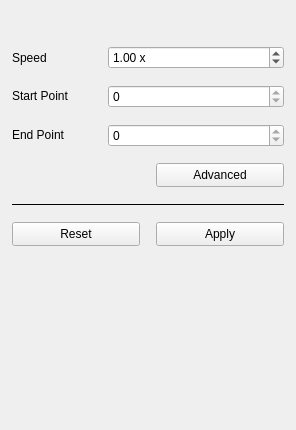
The window that src/MovieMator/src/widgets/avformatproducersimplewidget.ui (hansewu/MovieMator) describes before a commit, drawn with Qt 5.
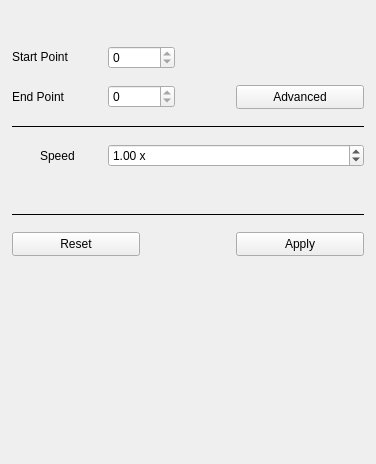
The same window after the commit. Custom widgets are drawn as their Qt base class.

The edit to the form file:
```diff
--- a/src/MovieMator/src/widgets/avformatproducersimplewidget.ui
+++ b/src/MovieMator/src/widgets/avformatproducersimplewidget.ui
@@ -6,8 +6,8 @@
    <rect>
     <x>0</x>
     <y>0</y>
-    <width>296</width>
-    <height>430</height>
+    <width>376</width>
+    <height>464</height>
    </rect>
   </property>
   <property name="windowTitle">
@@ -68,11 +68,226 @@
      <property name="rightMargin">
       <number>12</number>
      </property>
+     <item>
+      <layout class="QHBoxLayout" name="horizontalLayout_6">
+       <property name="spacing">
+        <number>8</number>
+       </property>
+       <item>
+        <widget class="QLabel" name="startPointLabel">
+         <property name="sizePolicy">
+          <sizepolicy hsizetype="Fixed" vsizetype="Fixed">
+           <horstretch>0</horstretch>
+           <verstretch>0</verstretch>
+          </sizepolicy>
+         </property>
+         <property name="minimumSize">
+          <size>
+           <width>88</width>
+           <height>0</height>
+          </size>
+         </property>
+         <property name="maximumSize">
+          <size>
+           <width>16777215</width>
+           <height>16777215</height>
+          </size>
+         </property>
+         <property name="toolTip">
+          <string>Start Point</string>
+         </property>
+         <property name="text">
+          <string>Start Point</string>
+         </property>
+         <property name="alignment">
+          <set>Qt::AlignLeading|Qt::AlignLeft|Qt::AlignVCenter</set>
+         </property>
+        </widget>
+       </item>
+       <item>
+        <widget class="TimeSpinBox" name="startPointSpinBox">
+         <property name="minimumSize">
+          <size>
+           <width>0</width>
+           <height>20</height>
+          </size>
+         </property>
+         <property name="focusPolicy">
+          <enum>Qt::StrongFocus</enum>
+         </property>
+         <property name="alignment">
+          <set>Qt::AlignLeading|Qt::AlignLeft|Qt::AlignVCenter</set>
+         </property>
+         <property name="readOnly">
+          <bool>true</bool>
+         </property>
+         <property name="accelerated">
+          <bool>true</bool>
+         </property>
+         <property name="keyboardTracking">
+          <bool>false</bool>
+         </property>
+         <property name="maximum">
+          <number>2147483647</number>
+         </property>
+        </widget>
+       </item>
+       <item>
+        <spacer name="horizontalSpacer">
+         <property name="orientation">
+          <enum>Qt::Horizontal</enum>
+         </property>
+         <property name="sizeHint" stdset="0">
+          <size>
+           <width>40</width>
+           <height>20</height>
+          </size>
+         </property>
+        </spacer>
+       </item>
+      </layout>
+     </item>
+     <item>
+      <layout class="QHBoxLayout" name="horizontalLayout_2">
+       <property name="spacing">
+        <number>8</number>
+       </property>
+       <item>
+        <widget class="QLabel" name="endPointLabel">
+         <property name="sizePolicy">
+          <sizepolicy hsizetype="Fixed" vsizetype="Fixed">
+           <horstretch>0</horstretch>
+           <verstretch>0</verstretch>
+          </sizepolicy>
+         </property>
+         <property name="minimumSize">
+          <size>
+           <width>88</width>
+           <height>0</height>
+          </size>
+         </property>
+         <property name="maximumSize">
+          <size>
+           <width>16777215</width>
+           <height>16777215</height>
+          </size>
+         </property>
+         <property name="toolTip">
+          <string>End Point</string>
+         </property>
+         <property name="text">
+          <string>End Point</string>
+         </property>
+         <property name="alignment">
+          <set>Qt::AlignLeading|Qt::AlignLeft|Qt::AlignVCenter</set>
+         </property>
+        </widget>
+       </item>
+       <item>
+        <widget class="TimeSpinBox" name="endPointSpinBox">
+         <property name="minimumSize">
+          <size>
+           <width>0</width>
+           <height>20</height>
+          </size>
+         </property>
+         <property name="focusPolicy">
+          <enum>Qt::StrongFocus</enum>
+         </property>
+         <property name="frame">
+          <bool>true</bool>
+         </property>
+         <property name="alignment">
+          <set>Qt::AlignLeading|Qt::AlignLeft|Qt::AlignVCenter</set>
+         </property>
+         <property name="readOnly">
+          <bool>true</bool>
+         </property>
+         <property name="accelerated">
+          <bool>true</bool>
+         </property>
+         <property name="keyboardTracking">
+          <bool>false</bool>
+         </property>
+         <property name="maximum">
+          <number>2147483647</number>
+         </property>
+        </widget>
+       </item>
+       <item>
+        <spacer name="horizontalSpacer_8">
+         <property name="orientation">
+          <enum>Qt::Horizontal</enum>
+         </property>
+         <property name="sizeHint" stdset="0">
+          <size>
+           <width>40</width>
+           <height>20</height>
+          </size>
+         </property>
+        </spacer>
+       </item>
+       <item>
+        <widget class="QPushButton" name="advanced">
+         <property name="sizePolicy">
+          <sizepolicy hsizetype="Fixed" vsizetype="Fixed">
+           <horstretch>0</horstretch>
+           <verstretch>0</verstretch>
+          </sizepolicy>
+         </property>
+         <property name="minimumSize">
+          <size>
+           <width>128</width>
+           <height>24</height>
+          </size>
+         </property>
+         <property name="maximumSize">
+          <size>
+           <width>128</width>
+           <height>24</height>
+          </size>
+         </property>
+         <property name="text">
+          <string>Advanced</string>
+         </property>
+        </widget>
+       </item>
+      </layout>
+     </item>
+     <item>
+      <widget class="Line" name="line_2">
+       <property name="frameShadow">
+        <enum>QFrame::Plain</enum>
+       </property>
+       <property name="orientation">
+        <enum>Qt::Horizontal</enum>
+       </property>
+      </widget>
+     </item>
      <item>
       <layout class="QHBoxLayout" name="horizontalLayout">
        <property name="spacing">
         <number>8</number>
        </property>
+       <item>
+        <widget class="QLabel" name="speedIcon">
+         <property name="minimumSize">
+          <size>
+           <width>20</width>
+           <height>20</height>
+          </size>
+         </property>
+         <property name="maximumSize">
+          <size>
+           <width>20</width>
+           <height>20</height>
+          </size>
+         </property>
+         <property name="text">
+          <string/>
+         </property>
+        </widget>
+       </item>
        <item>
         <widget class="QLabel" name="speedLabel">
          <property name="sizePolicy">
@@ -83,7 +298,7 @@
          </property>
          <property name="minimumSize">
           <size>
-           <width>88</width>
+           <width>60</width>
            <height>0</height>
           </size>
          </property>
@@ -147,181 +362,20 @@
       </layout>
      </item>
      <item>
-      <layout class="QHBoxLayout" name="horizontalLayout_6">
-       <property name="spacing">
-        <number>8</number>
+      <spacer name="verticalSpacer_2">
+       <property name="orientation">
+        <enum>Qt::Vertical</enum>
        </property>
-       <item>
-        <widget class="QLabel" name="startPointLabel">
-         <property name="sizePolicy">
-          <sizepolicy hsizetype="Fixed" vsizetype="Fixed">
-           <horstretch>0</horstretch>
-           <verstretch>0</verstretch>
-          </sizepolicy>
-         </property>
-         <property name="minimumSize">
-          <size>
-           <width>88</width>
-           <height>0</height>
-          </size>
-         </property>
-         <property name="maximumSize">
-          <size>
-           <width>16777215</width>
-           <height>16777215</height>
-          </size>
-         </property>
-         <property name="toolTip">
-          <string>Start Point</string>
-         </property>
-         <property name="text">
-          <string>Start Point</string>
-         </property>
-         <property name="alignment">
-          <set>Qt::AlignLeading|Qt::AlignLeft|Qt::AlignVCenter</set>
-         </property>
-        </widget>
-       </item>
-       <item>
-        <widget class="TimeSpinBox" name="startPointSpinBox">
-         <property name="minimumSize">
-          <size>
-           <width>0</width>
-           <height>20</height>
-          </size>
-         </property>
-         <property name="focusPolicy">
-          <enum>Qt::StrongFocus</enum>
-         </property>
-         <property name="alignment">
-          <set>Qt::AlignLeading|Qt::AlignLeft|Qt::AlignVCenter</set>
-         </property>
-         <property name="readOnly">
-          <bool>true</bool>
-         </property>
-         <property name="accelerated">
-          <bool>true</bool>
-         </property>
-         <property name="keyboardTracking">
-          <bool>false</bool>
-         </property>
-         <property name="maximum">
-          <number>2147483647</number>
-         </property>
-        </widget>
-       </item>
-      </layout>
-     </item>
-     <item>
-      <layout class="QHBoxLayout" name="horizontalLayout_2">
-       <property name="spacing">
-        <number>8</number>
+       <property name="sizeType">
+        <enum>QSizePolicy::Fixed</enum>
        </property>
-       <item>
-        <widget class="QLabel" name="endPointLabel">
-         <property name="sizePolicy">
-          <sizepolicy hsizetype="Fixed" vsizetype="Fixed">
-           <horstretch>0</horstretch>
-           <verstretch>0</verstretch>
-          </sizepolicy>
-         </property>
-         <property name="minimumSize">
-          <size>
-           <width>88</width>
-           <height>0</height>
-          </size>
-         </property>
-         <property name="maximumSize">
-          <size>
-           <width>16777215</width>
-           <height>16777215</height>
-          </size>
-         </property>
-         <property name="toolTip">
-          <string>End Point</string>
-         </property>
-         <property name="text">
-          <string>End Point</string>
-         </property>
-         <property name="alignment">
-          <set>Qt::AlignLeading|Qt::AlignLeft|Qt::AlignVCenter</set>
-         </property>
-        </widget>
-       </item>
-       <item>
-        <widget class="TimeSpinBox" name="endPointSpinBox">
-         <property name="minimumSize">
-          <size>
-           <width>0</width>
-           <height>20</height>
-          </size>
-         </property>
-         <property name="focusPolicy">
-          <enum>Qt::StrongFocus</enum>
-         </property>
-         <property name="frame">
-          <bool>true</bool>
-         </property>
-         <property name="alignment">
-          <set>Qt::AlignLeading|Qt::AlignLeft|Qt::AlignVCenter</set>
-         </property>
-         <property name="readOnly">
-          <bool>true</bool>
-         </property>
-         <property name="accelerated">
-          <bool>true</bool>
-         </property>
-         <property name="keyboardTracking">
-          <bool>false</bool>
-         </property>
-         <property name="maximum">
-          <number>2147483647</number>
-         </property>
-        </widget>
-       </item>
-      </layout>
-     </item>
-     <item>
-      <layout class="QHBoxLayout" name="horizontalLayout_3">
-       <item>
-        <spacer name="horizontalSpacer_8">
-         <property name="orientation">
-          <enum>Qt::Horizontal</enum>
-         </property>
-         <property name="sizeHint" stdset="0">
-          <size>
-           <width>40</width>
-           <height>20</height>
-          </size>
-         </property>
-        </spacer>
-       </item>
-       <item>
-        <widget class="QPushButton" name="advanced">
-         <property name="sizePolicy">
-          <sizepolicy hsizetype="Fixed" vsizetype="Fixed">
-           <horstretch>0</horstretch>
-           <verstretch>0</verstretch>
-          </sizepolicy>
-         </property>
-         <property name="minimumSize">
-          <size>
-           <width>128</width>
-           <height>24</height>
-          </size>
-         </property>
-         <property name="maximumSize">
-          <size>
-           <width>128</width>
-           <height>24</height>
-          </size>
-         </property>
-         <property name="text">
-          <string>Advanced</string>
-         </property>
-        </widget>
-       </item>
-      </layout>
+       <property name="sizeHint" stdset="0">
+        <size>
+         <width>20</width>
+         <height>30</height>
+        </size>
+       </property>
+      </spacer>
      </item>
      <item>
       <widget class="Line" name="line">
```
